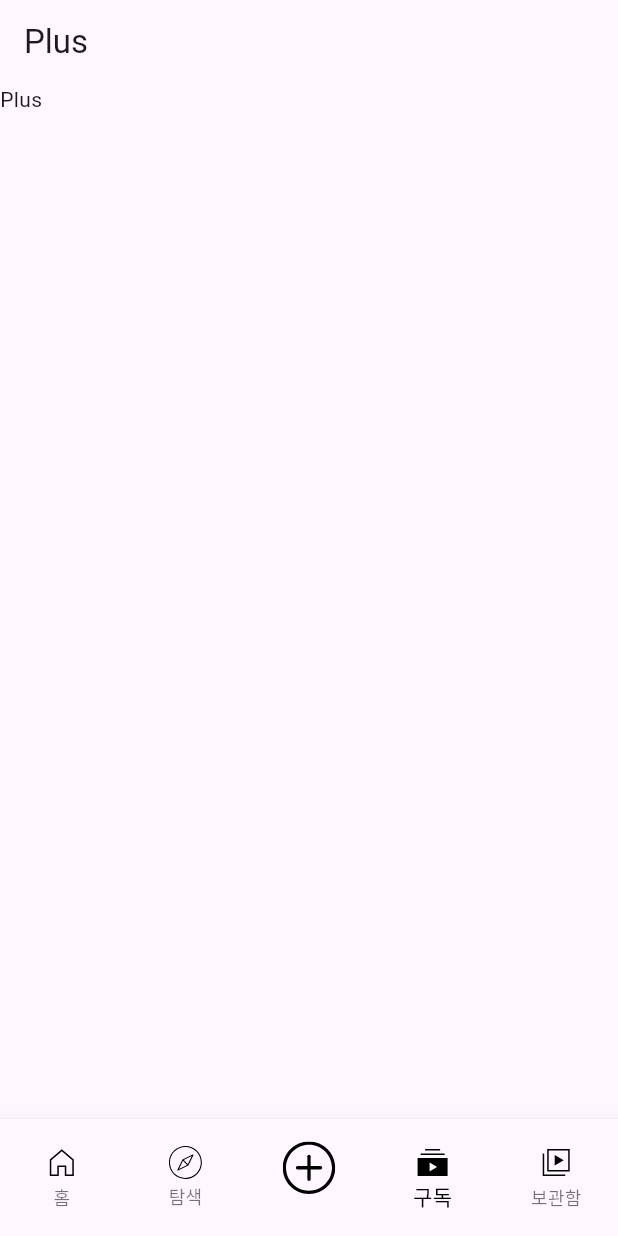
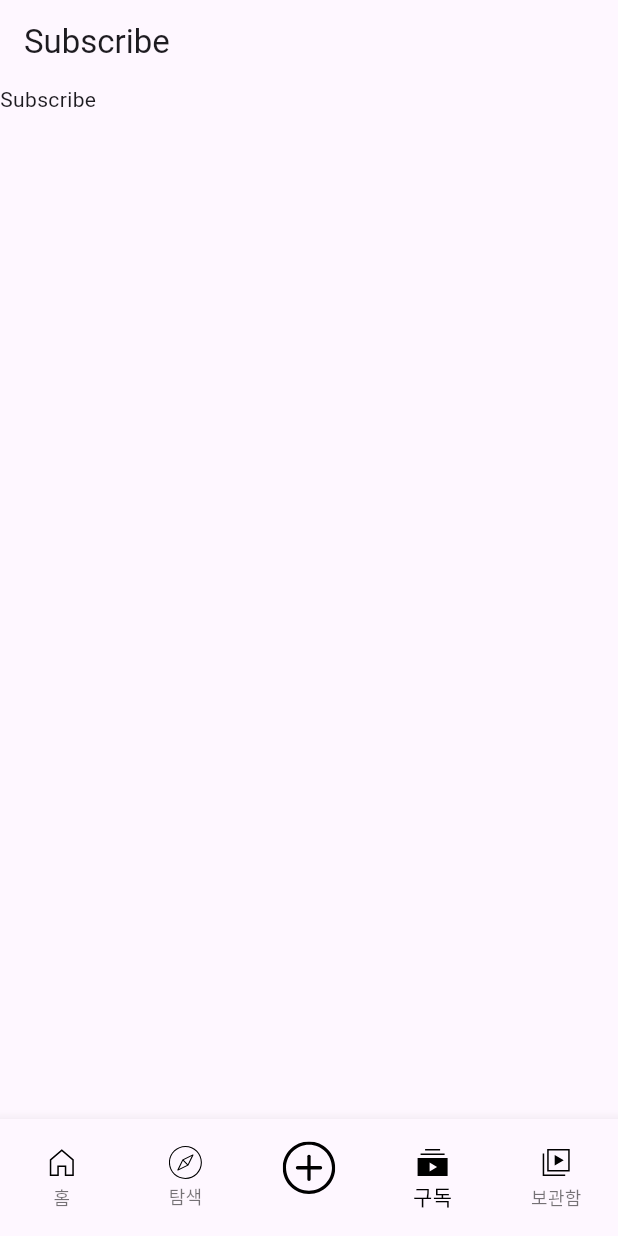
Before and after one commit to Lodny/flutter_clone_youtube, a Flutter app: the screen it shows after launch, item 4 of the bottom bar chosen, on a phone screen of 412 x 824 dp. Run offline on Flutter 3.47's test engine with Material 3 defaults, Android fonts, the phone set to English and light mode, and no system bars; our stand-ins replace flutter_svg, get, youtube_player_flutter.

Commit message:
add SearchBody, SubscribeBody, Librarybody

```diff
--- a/lib/pages/home_page.dart
+++ b/lib/pages/home_page.dart
@@ -1,10 +1,13 @@
 import 'package:flutter/material.dart';
 import 'package:flutter_clone_youtube/controller/home_controller.dart';
 import 'package:flutter_clone_youtube/pages/plus_body.dart';
+import 'package:flutter_clone_youtube/pages/search_body.dart';
+import 'package:flutter_clone_youtube/pages/subscribe_body.dart';
 import 'package:flutter_svg/flutter_svg.dart';
 import 'package:get/get.dart';
 
 import 'home_body.dart';
+import 'library_body.dart';
 
 class HomePage extends GetView<HomeController> {
   const HomePage({super.key});
@@ -16,8 +19,16 @@ class HomePage extends GetView<HomeController> {
         switch(controller.currentBottomNavigationBarIndex.value) {
           case 0:
             return HomeBody();
+          case 1:
+            return SearchBody();
+          case 2:
+            return PlusBody();
+          case 3:
+            return SubscribeBody();
+          case 4:
+            return LibraryBody();
           default:
-            return PlusBody();
+            return HomeBody();
         }
       }),
       bottomNavigationBar: Obx( () => BottomNavigationBar(
--- /dev/null
+++ b/lib/pages/subscribe_body.dart
@@ -0,0 +1,19 @@
+import 'package:flutter/material.dart';
+
+class SubscribeBody extends StatelessWidget {
+  const SubscribeBody({super.key});
+
+  @override
+  Widget build(BuildContext context) {
+    return Scaffold(
+      appBar: AppBar(
+        title: Text('Subscribe'),
+      ),
+      body: Column(
+        children: [
+          Text('Subscribe')
+        ],
+      ),
+    );
+  }
+}
```
Also changed, not shown: lib/pages/library_body.dart (added, +19 -0 lines), lib/pages/search_body.dart (added, +19 -0 lines).
